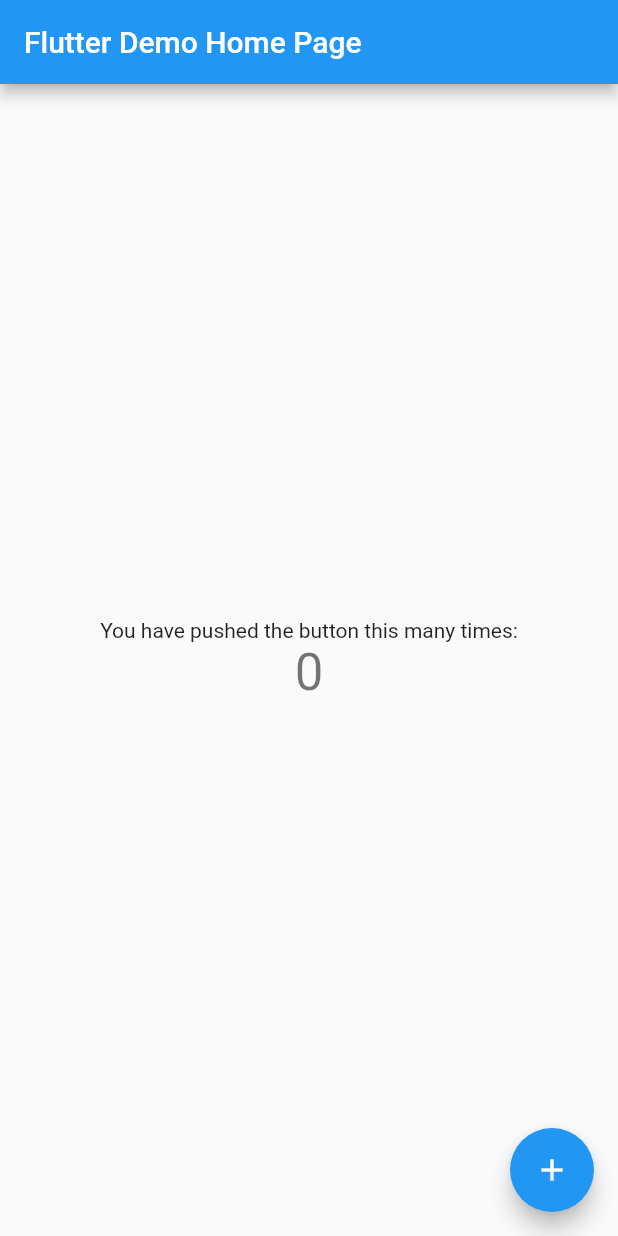
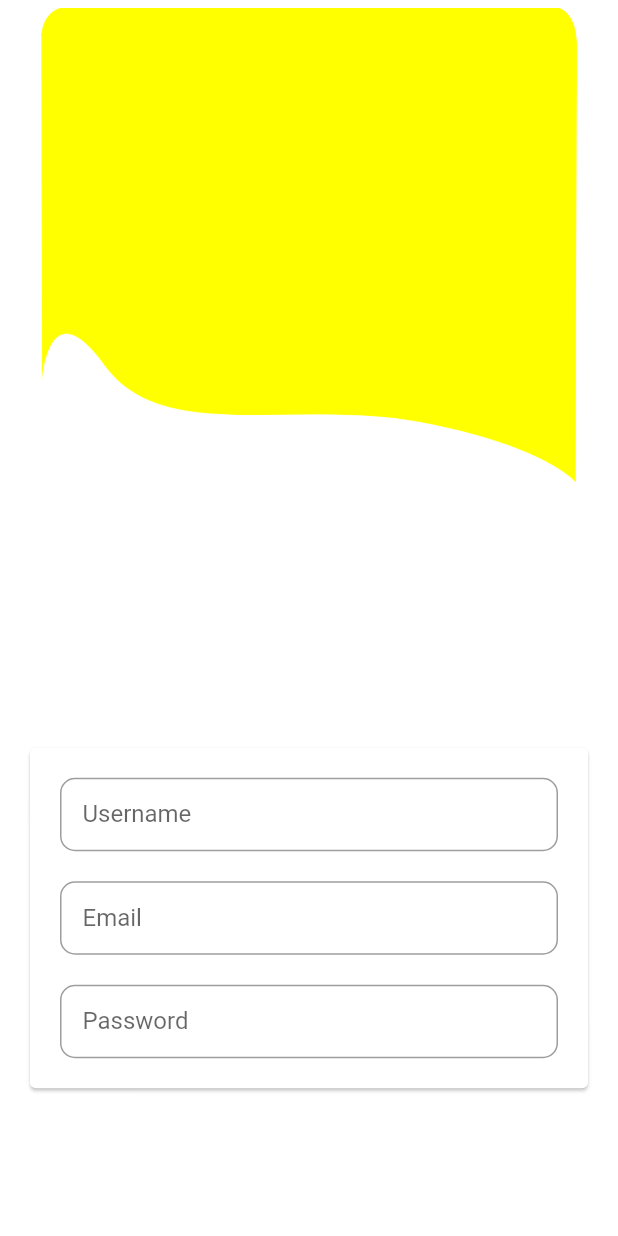
Before and after one commit to PrinceAFelix/Flutter-Chat-Application, a Flutter app: the screen it shows after launch, on a phone screen of 412 x 824 dp. Run offline on Flutter 3.47's test engine with Material 2 defaults, Android fonts, the phone set to English and light mode, and no system bars.

Commit message:
Authentication Screen: Added Background Image, TextFields

```diff
--- a/lib/main.dart
+++ b/lib/main.dart
@@ -1,3 +1,4 @@
+import 'package:chat_app/screens/authentication_screen.dart';
 import 'package:flutter/material.dart';
 
 void main() {
@@ -52,64 +53,18 @@
 
   void _incrementCounter() {
     setState(() {
-      // This call to setState tells the Flutter framework that something has
-      // changed in this State, which causes it to rerun the build method below
-      // so that the display can reflect the updated values. If we changed
-      // _counter without calling setState(), then the build method would not be
-      // called again, and so nothing would appear to happen.
       _counter++;
     });
   }
 
   @override
   Widget build(BuildContext context) {
-    // This method is rerun every time setState is called, for instance as done
-    // by the _incrementCounter method above.
-    //
-    // The Flutter framework has been optimized to make rerunning build methods
-    // fast, so that you can just rebuild anything that needs updating rather
-    // than having to individually change instances of widgets.
-    return Scaffold(
-      appBar: AppBar(
-        // Here we take the value from the MyHomePage object that was created by
-        // the App.build method, and use it to set our appbar title.
-        title: Text(widget.title),
+    return MaterialApp(
+      title: 'Chat App',
+      theme: ThemeData(
+        primarySwatch: Colors.blue,
       ),
-      body: Center(
-        // Center is a layout widget. It takes a single child and positions it
-        // in the middle of the parent.
-        child: Column(
-          // Column is also a layout widget. It takes a list of children and
-          // arranges them vertically. By default, it sizes itself to fit its
-          // children horizontally, and tries to be as tall as its parent.
-          //
-          // Invoke "debug painting" (press "p" in the console, choose the
-          // "Toggle Debug Paint" action from the Flutter Inspector in Android
-          // Studio, or the "Toggle Debug Paint" command in Visual Studio Code)
-          // to see the wireframe for each widget.
-          //
-          // Column has various properties to control how it sizes itself and
-          // how it positions its children. Here we use mainAxisAlignment to
-          // center the children vertically; the main axis here is the vertical
-          // axis because Columns are vertical (the cross axis would be
-          // horizontal).
-          mainAxisAlignment: MainAxisAlignment.center,
-          children: <Widget>[
-            const Text(
-              'You have pushed the button this many times:',
-            ),
-            Text(
-              '$_counter',
-              style: Theme.of(context).textTheme.headline4,
-            ),
-          ],
-        ),
-      ),
-      floatingActionButton: FloatingActionButton(
-        onPressed: _incrementCounter,
-        tooltip: 'Increment',
-        child: const Icon(Icons.add),
-      ), // This trailing comma makes auto-formatting nicer for build methods.
+      home: Authentication(),
     );
   }
 }
--- a/lib/screens/authentication_screen.dart
+++ b/lib/screens/authentication_screen.dart
@@ -0,0 +1,57 @@
+import 'package:chat_app/widgets/auth_form.dart';
+import 'package:flutter/material.dart';
+
+class Authentication extends StatefulWidget {
+
+  @override
+  _AuthenticationState createState() => _AuthenticationState();
+}
+
+class _AuthenticationState extends State<Authentication> {
+  @override
+  Widget build(BuildContext context) {
+    return MaterialApp(
+      home: Scaffold(
+        backgroundColor: Colors.white,
+        appBar: PreferredSize(
+          preferredSize: Size.fromHeight(400),
+          child: AppBar(
+          backgroundColor: Colors.transparent,
+          elevation: 0,
+          flexibleSpace: Container(
+          margin: EdgeInsets.only(top: 5),
+          decoration: BoxDecoration(
+            image: DecorationImage(
+              image: AssetImage("assets/images/logo.png"),
+              fit: BoxFit.cover,
+            )
+          )
+        ),
+          ),
+        ),
+        body: AuthForm(),
+        ),
+    );
+    // return Scaffold(
+    //     appBar: PreferredSize(
+    //     preferredSize: Size.fromHeight(10),
+    //     child: AppBar(
+    //       elevation: 0,
+    //       centerTitle: true,
+    //       flexibleSpace: Container(
+    //       margin: EdgeInsets.only(top: 5),
+    //       decoration: BoxDecoration(
+    //         image: DecorationImage(
+    //           image: AssetImage("assets/images/logo.png"),
+    //           fit: BoxFit.cover,
+    //         )
+    //       )
+    //     ),
+    //     backgroundColor: Colors.transparent
+    //     ),
+    //   ),
+
+    //   body: AuthForm(),
+    // );
+  }
+}
--- a/lib/widgets/auth_form.dart
+++ b/lib/widgets/auth_form.dart
@@ -0,0 +1,68 @@
+import 'package:flutter/material.dart';
+
+class AuthForm extends StatefulWidget {
+
+  @override
+  _AuthFormState createState() => _AuthFormState();
+}
+
+class _AuthFormState extends State<AuthForm> {
+  @override
+  Widget build(BuildContext context) {
+    return Center(
+      child: Card(
+        margin: EdgeInsets.all(20.0),
+        child: SingleChildScrollView(
+          child: Padding(
+            padding: EdgeInsets.all(10.0),
+            child: Form(
+              child: Column(
+                mainAxisSize: MainAxisSize.min,
+                children: <Widget>[
+                  Padding(
+                    padding: const EdgeInsets.all(10.0),
+                    child: TextFormField(
+                      keyboardType: TextInputType.text,
+                      decoration: InputDecoration(
+                        labelText: 'Username',
+                        contentPadding: const EdgeInsets.all(15.0),
+                        border: OutlineInputBorder(
+                        borderRadius: BorderRadius.circular(10.0),
+                        ),
+                      ),
+                    ),
+                  ),
+                  Padding(
+                    padding: const EdgeInsets.all(10.0),
+                    child: TextFormField(
+                      keyboardType: TextInputType.text,
+                      decoration: InputDecoration(
+                        labelText: 'Email',
+                        contentPadding: const EdgeInsets.all(15.0),
+                        border: OutlineInputBorder(
+                        borderRadius: BorderRadius.circular(10.0),
+                        ),
+                      ),),
+                  ),
+                  Padding(
+                    padding: const EdgeInsets.all(10.0),
+                    child: TextFormField(
+                      keyboardType: TextInputType.text,
+                      decoration: InputDecoration(
+                        labelText: 'Password',
+                        contentPadding: const EdgeInsets.all(15),
+                        border: OutlineInputBorder(
+                        borderRadius: BorderRadius.circular(10),
+                        ),
+                      ),
+                    ),
+                  ),
+                ],
+              ),
+            ),
+          ),
+        ),
+      ),
+    );
+  }
+}
--- a/pubspec.yaml
+++ b/pubspec.yaml
@@ -62,6 +62,9 @@
   #   - images/a_dot_burr.jpeg
   #   - images/a_dot_ham.jpeg
 
+  assets:
+    - assets/images/logo.png
+
   # An image asset can refer to one or more resolution-specific "variants", see
   # https://flutter.dev/assets-and-images/#resolution-aware.
 
```
Also changed, not shown: assets/images/logo.png (added), 19 other files.
